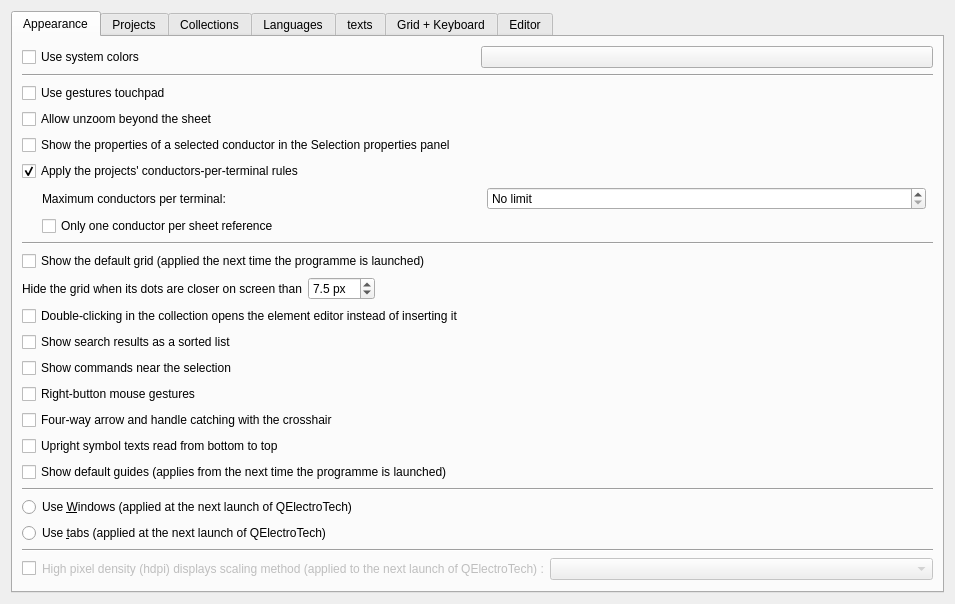
Qt form sources/ui/configpage/generalconfigurationpage.ui (qelectrotech/qelectrotech-source-mirror) before a commit.
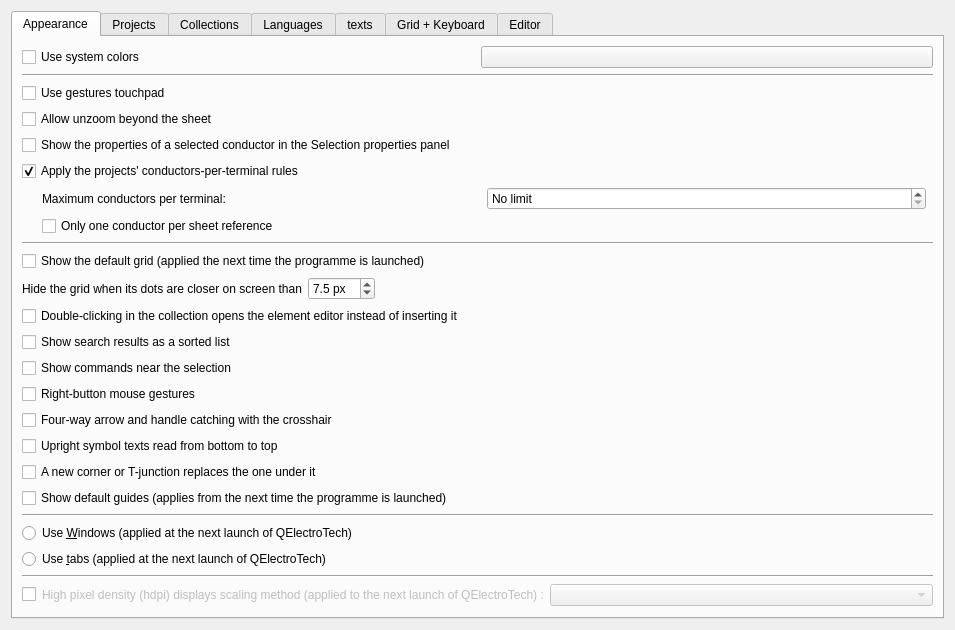
The same form after that commit. Custom widgets are drawn as their Qt base class.

Commit message: Setting: a new corner or T-junction replaces the one under it (off by default)

Diff of the .ui file:
```diff
--- a/sources/ui/configpage/generalconfigurationpage.ui
+++ b/sources/ui/configpage/generalconfigurationpage.ui
@@ -266,6 +266,16 @@
          </property>
         </widget>
        </item>
+       <item>
+        <widget class="QCheckBox" name="m_junction_replaces_cb">
+         <property name="toolTip">
+          <string>A corner or T-junction placed where one already stands takes its place, and its wires go to the new one. Unticked by default: both stay.</string>
+         </property>
+         <property name="text">
+          <string>A new corner or T-junction replaces the one under it</string>
+         </property>
+        </widget>
+       </item>
        <item>
         <widget class="QCheckBox" name="guides_startup_cb">
          <property name="text">
```
The commit also changes 5 other files.
